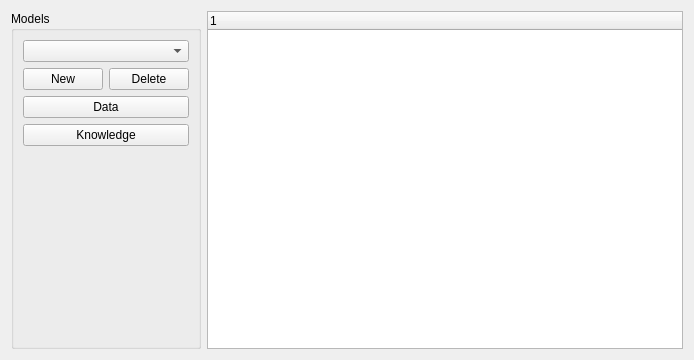
Stas777/Exsylor, file ExylorQt/Gui/expertwidget.ui: the form before one commit.
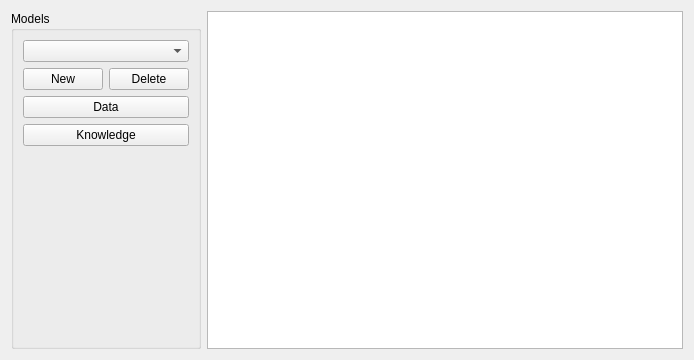
The form after the commit. Custom widgets are drawn as their Qt base class.

```diff
--- a/ExylorQt/Gui/expertwidget.ui
+++ b/ExylorQt/Gui/expertwidget.ui
@@ -68,16 +68,17 @@
     </widget>
    </item>
    <item row="1" column="1">
-    <widget class="QTreeWidget" name="treeWidget">
-     <column>
-      <property name="text">
-       <string notr="true">1</string>
-      </property>
-     </column>
-    </widget>
+    <widget class="TreeCheckboxWidget" name="treeView"/>
    </item>
   </layout>
  </widget>
+ <customwidgets>
+  <customwidget>
+   <class>TreeCheckboxWidget</class>
+   <extends>QTreeView</extends>
+   <header>treecheckboxwidget.h</header>
+  </customwidget>
+ </customwidgets>
  <resources/>
  <connections/>
 </ui>
```
